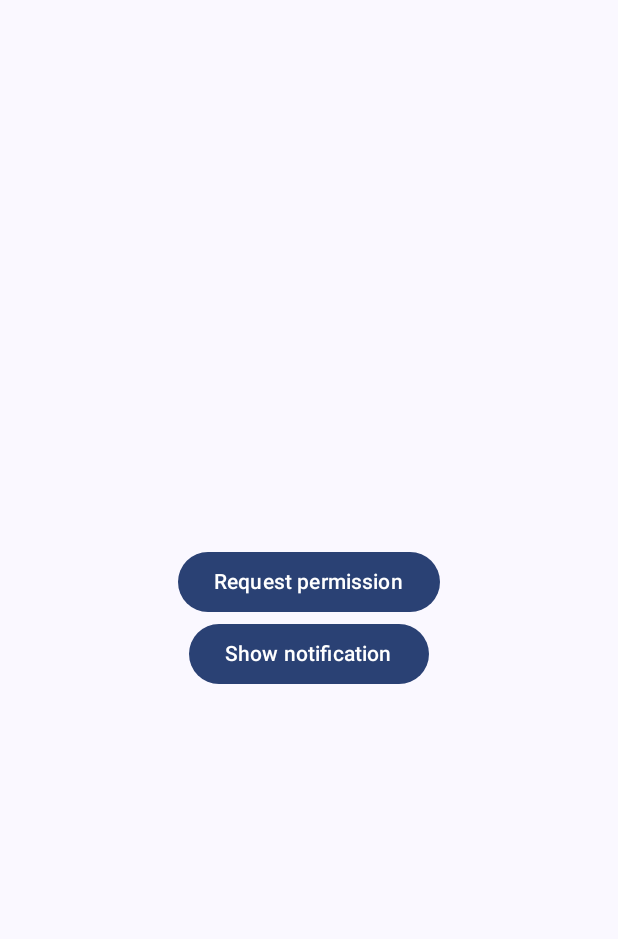
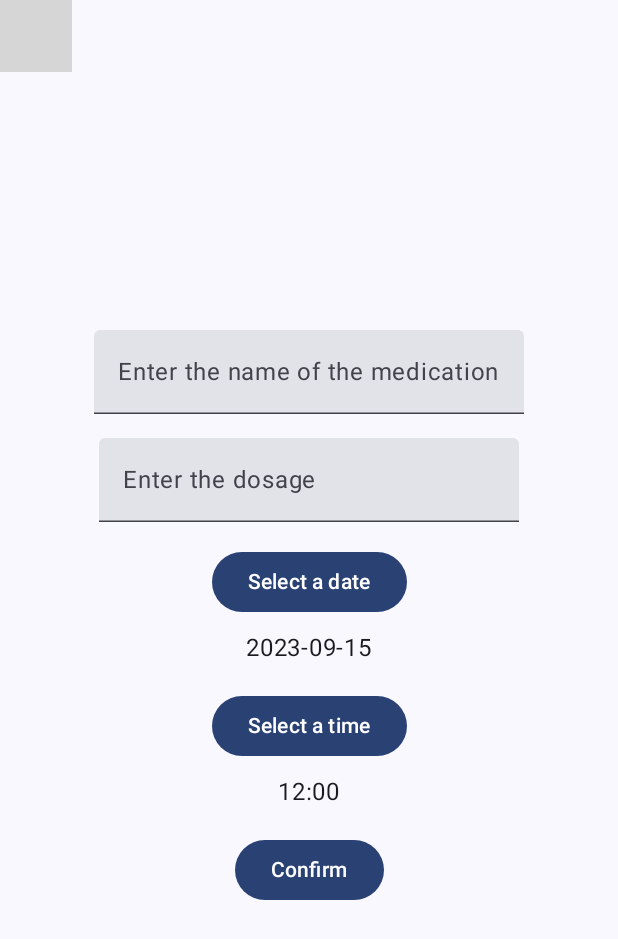
Before and after one commit to dennisandrew/MedReminder, an Android app built with Jetpack Compose: the screen it shows after launch (MainActivity), on a phone screen of 412 x 824 dp. Shown: the top 939 px of the screen. Run offline under Robolectric (Android 15) with nearby library versions, the phone set to English and light mode, and no system bars; libraries missing offline, so code that uses them is left out: com.vanpra.composematerialdialogs; 4 statements that could not run were skipped; grey boxes are pictures that could not be loaded.

Commit message:
View model, state, event, alarm manager. Notifications rework.

```diff
--- a/app/build.gradle.kts
+++ b/app/build.gradle.kts
@@ -9,7 +9,7 @@ android {
 
     defaultConfig {
         applicationId = "com.dacoding.medreminder"
-        minSdk = 24
+        minSdk = 26
         targetSdk = 33
         versionCode = 1
         versionName = "1.0"
@@ -66,4 +66,6 @@ dependencies {
     androidTestImplementation("androidx.compose.ui:ui-test-junit4")
     debugImplementation("androidx.compose.ui:ui-tooling")
     debugImplementation("androidx.compose.ui:ui-test-manifest")
+
+    implementation("io.github.vanpra.compose-material-dialogs:datetime:0.8.1-rc")
 }
--- a/app/src/main/AndroidManifest.xml
+++ b/app/src/main/AndroidManifest.xml
@@ -4,6 +4,7 @@
 
     <uses-permission android:name="android.permission.POST_NOTIFICATIONS" />
     <uses-permission android:name="android.permission.SCHEDULE_EXACT_ALARM" />
+    <uses-permission android:name="android.permission.WAKE_LOCK" />
 
 
     <application
@@ -23,7 +24,9 @@
         <activity
             android:name=".MainActivity"
             android:exported="true"
-            android:theme="@style/Theme.MedReminder">
+            android:screenOrientation="portrait"
+            android:theme="@style/Theme.MedReminder"
+            tools:ignore="LockedOrientationActivity">
             <intent-filter>
                 <action android:name="android.intent.action.MAIN" />
 
--- a/app/src/main/java/com/dacoding/medreminder/App.kt
+++ b/app/src/main/java/com/dacoding/medreminder/App.kt
@@ -4,7 +4,6 @@ import android.app.Application
 import android.app.NotificationChannel
 import android.app.NotificationManager
 import android.content.Context
-import android.os.Build
 
 class App : Application() {
 
@@ -14,7 +13,6 @@ class App : Application() {
     }
 
     private fun createNotificationChannel() {
-        if (Build.VERSION.SDK_INT >= Build.VERSION_CODES.O) {
         val channel =
             NotificationChannel(
                 NotificationService.MAIN_CHANNEL_ID,
@@ -26,4 +24,3 @@ class App : Application() {
         notificationManager.createNotificationChannel(channel)
     }
 }
-}
--- a/app/src/main/java/com/dacoding/medreminder/MainActivity.kt
+++ b/app/src/main/java/com/dacoding/medreminder/MainActivity.kt
@@ -4,18 +4,25 @@ import android.Manifest
 import android.content.pm.PackageManager
 import android.os.Build
 import android.os.Bundle
+import android.widget.Toast
 import androidx.activity.ComponentActivity
 import androidx.activity.compose.rememberLauncherForActivityResult
 import androidx.activity.compose.setContent
 import androidx.activity.result.contract.ActivityResultContracts
+import androidx.activity.viewModels
 import androidx.compose.foundation.layout.Arrangement
 import androidx.compose.foundation.layout.Column
+import androidx.compose.foundation.layout.Spacer
 import androidx.compose.foundation.layout.fillMaxSize
+import androidx.compose.foundation.layout.height
 import androidx.compose.foundation.layout.padding
+import androidx.compose.foundation.text.KeyboardOptions
 import androidx.compose.material3.Button
+import androidx.compose.material3.ExperimentalMaterial3Api
 import androidx.compose.material3.MaterialTheme
 import androidx.compose.material3.Surface
 import androidx.compose.material3.Text
+import androidx.compose.material3.TextField
 import androidx.compose.runtime.getValue
 import androidx.compose.runtime.mutableStateOf
 import androidx.compose.runtime.remember
@@ -23,20 +30,38 @@ import androidx.compose.runtime.setValue
 import androidx.compose.ui.Alignment
 import androidx.compose.ui.Modifier
 import androidx.compose.ui.platform.LocalContext
+import androidx.compose.ui.text.input.KeyboardType
 import androidx.compose.ui.unit.dp
 import androidx.core.content.ContextCompat
-import com.dacoding.medreminder.ui.theme.MedReminderTheme
+import com.dacoding.medreminder.presentation.ui.theme.MedReminderTheme
+import com.vanpra.composematerialdialogs.MaterialDialog
+import com.vanpra.composematerialdialogs.datetime.date.datepicker
+import com.vanpra.composematerialdialogs.datetime.time.timepicker
+import com.vanpra.composematerialdialogs.rememberMaterialDialogState
+import java.time.LocalDate
+import java.time.LocalTime
 
 
+@OptIn(ExperimentalMaterial3Api::class)
 class MainActivity : ComponentActivity() {
+    private val viewModel: MainViewModel by viewModels()
 
     override fun onCreate(savedInstanceState: Bundle?) {
         super.onCreate(savedInstanceState)
+        setContent {
+            val dateDialogState = rememberMaterialDialogState()
+            val timeDialogState = rememberMaterialDialogState()
 
-        setContent {
+            var pickedDate by remember {
+                mutableStateOf(LocalDate.now())
+            }
+            var pickedTime by remember {
+                mutableStateOf(LocalTime.NOON)
+            }
+
             MedReminderTheme {
                 val context = LocalContext.current
-                val service = NotificationService(context)
+                val service = NotificationService(context, viewModel)
                 var hasNotificationPermission by remember {
                     if (Build.VERSION.SDK_INT >= Build.VERSION_CODES.TIRAMISU) {
                         mutableStateOf(
@@ -58,6 +83,12 @@ class MainActivity : ComponentActivity() {
                     } else {
                         mutableStateOf(true)
                     }
+                    mutableStateOf(
+                        ContextCompat.checkSelfPermission(
+                            context,
+                            Manifest.permission.WAKE_LOCK
+                        ) == PackageManager.PERMISSION_GRANTED
+                    )
                 }
                 Surface(
                     modifier = Modifier.fillMaxSize(),
@@ -76,6 +107,48 @@ class MainActivity : ComponentActivity() {
                         verticalArrangement = Arrangement.Center,
                         horizontalAlignment = Alignment.CenterHorizontally
                     ) {
+                        var nameState by remember { mutableStateOf("") }
+                        var dosageState by remember { mutableStateOf("") }
+
+                        TextField(
+                            value = nameState,
+                            onValueChange = {
+                                nameState = it
+                            },
+                            label = { Text(text = "Enter the name of the medication") },
+                            placeholder = { Text(text = "Name") }
+                        )
+                        Spacer(modifier = Modifier.height(16.dp))
+
+                        TextField(
+                            value = dosageState,
+                            onValueChange = {
+                                dosageState = it
+                            },
+                            label = { Text(text = "Enter the dosage") },
+                            placeholder = { Text(text = "Dosage") },
+                            keyboardOptions = KeyboardOptions(
+                                keyboardType = KeyboardType.NumberPassword
+                            )
+
+
+                        )
+                        Spacer(modifier = Modifier.height(16.dp))
+
+                        Button(onClick = { dateDialogState.show() }) {
+                            Text(text = "Select a date")
+                        }
+                        Spacer(modifier = Modifier.height(8.dp))
+                        Text(text = pickedDate.toString())
+                        Spacer(modifier = Modifier.height(16.dp))
+
+                        Button(onClick = { timeDialogState.show() }) {
+                            Text(text = "Select a time")
+                        }
+                        Spacer(modifier = Modifier.height(8.dp))
+                        Text(text = pickedTime.toString())
+                        Spacer(modifier = Modifier.height(16.dp))
+
                         Button(onClick = {
                             if (Build.VERSION.SDK_INT >= Build.VERSION_CODES.S) {
                                 permissionLauncher.launch(Manifest.permission.SCHEDULE_EXACT_ALARM)
@@ -83,17 +156,52 @@ class MainActivity : ComponentActivity() {
                             if (Build.VERSION.SDK_INT >= Build.VERSION_CODES.TIRAMISU) {
                                 permissionLauncher.launch(Manifest.permission.POST_NOTIFICATIONS)
                             }
+                            permissionLauncher.launch(Manifest.permission.WAKE_LOCK)
+
+                            if (hasNotificationPermission) {
+                                viewModel.onEvent(
+                                    MainEvent.Confirm(
+                                        name = nameState,
+                                        dosage = dosageState.toInt(),
+                                        date = pickedDate,
+                                        time = pickedTime
+                                    )
+                                )
+                                service.scheduleNotification()
+                                Toast.makeText(context, "Confirmed", Toast.LENGTH_SHORT).show()
+                            }
                         }) {
-                            Text(text = "Request permission")
+                            Text(text = "Confirm")
                         }
-                        Button(onClick = {
-                            if (hasNotificationPermission) {
-                                service.showNotification()
-                            }
+                    }
+                }
+                MaterialDialog(
+                    dialogState = dateDialogState,
+                    buttons = {
+                        positiveButton(text = "Ok")
+                        negativeButton(text = "Cancel")
+                    }
+                ) {
+                    datepicker(
+                        initialDate = LocalDate.now(),
+                        title = "Pick a date"
+                    ) {
+                        pickedDate = it
+                    }
+                }
 
-                        }) {
-                            Text(text = "Show notification")
-                        }
+                MaterialDialog(
+                    dialogState = timeDialogState,
+                    buttons = {
+                        positiveButton(text = "Ok")
+                        negativeButton(text = "Cancel")
+                    }
+                ) {
+                    timepicker(
+                        initialTime = LocalTime.NOON,
+                        title = "Pick a date"
+                    ) {
+                        pickedTime = it
                     }
                 }
             }
--- /dev/null
+++ b/app/src/main/java/com/dacoding/medreminder/MainState.kt
@@ -0,0 +1,11 @@
+package com.dacoding.medreminder
+
+import java.time.LocalDate
+import java.time.LocalTime
+
+data class MainState(
+    val name: String = "",
+    val dosage: Int = 0,
+    val date: LocalDate = LocalDate.now(),
+    val time: LocalTime = LocalTime.NOON
+)
--- /dev/null
+++ b/app/src/main/java/com/dacoding/medreminder/MainViewModel.kt
@@ -0,0 +1,24 @@
+package com.dacoding.medreminder
+
+import androidx.compose.runtime.getValue
+import androidx.compose.runtime.mutableStateOf
+import androidx.compose.runtime.setValue
+import androidx.lifecycle.ViewModel
+
+class MainViewModel : ViewModel() {
+    var state by mutableStateOf(MainState())
+        private set
+
+    fun onEvent(event: MainEvent) {
+        when (event) {
+            is MainEvent.Confirm -> {
+                state = state.copy(
+                    name = event.name,
+                    dosage = event.dosage,
+                    date = event.date,
+                    time = event.time
+                )
+            }
+        }
+    }
+}
--- a/app/src/main/java/com/dacoding/medreminder/ui/theme/Color.kt
+++ b/app/src/main/java/com/dacoding/medreminder/presentation/ui/theme/Color.kt
@@ -1,4 +1,4 @@
-package com.dacoding.medreminder.ui.theme
+package com.dacoding.medreminder.presentation.ui.theme
 
 import androidx.compose.ui.graphics.Color
 
--- a/app/src/main/java/com/dacoding/medreminder/ui/theme/Theme.kt
+++ b/app/src/main/java/com/dacoding/medreminder/presentation/ui/theme/Theme.kt
@@ -1,4 +1,4 @@
-package com.dacoding.medreminder.ui.theme
+package com.dacoding.medreminder.presentation.ui.theme
 
 import android.app.Activity
 import android.os.Build
--- a/app/src/main/java/com/dacoding/medreminder/ui/theme/Type.kt
+++ b/app/src/main/java/com/dacoding/medreminder/presentation/ui/theme/Type.kt
@@ -1,4 +1,4 @@
-package com.dacoding.medreminder.ui.theme
+package com.dacoding.medreminder.presentation.ui.theme
 
 import androidx.compose.material3.Typography
 import androidx.compose.ui.text.TextStyle
```
Also changed, not shown: app/src/main/java/com/dacoding/medreminder/MainEvent.kt (added, +8 -0 lines), app/src/main/java/com/dacoding/medreminder/NotificationReceiver.kt (+20 -3 lines), app/src/main/java/com/dacoding/medreminder/NotificationService.kt (+48 -11 lines). Lines whose indentation alone changed are shown as unchanged.
